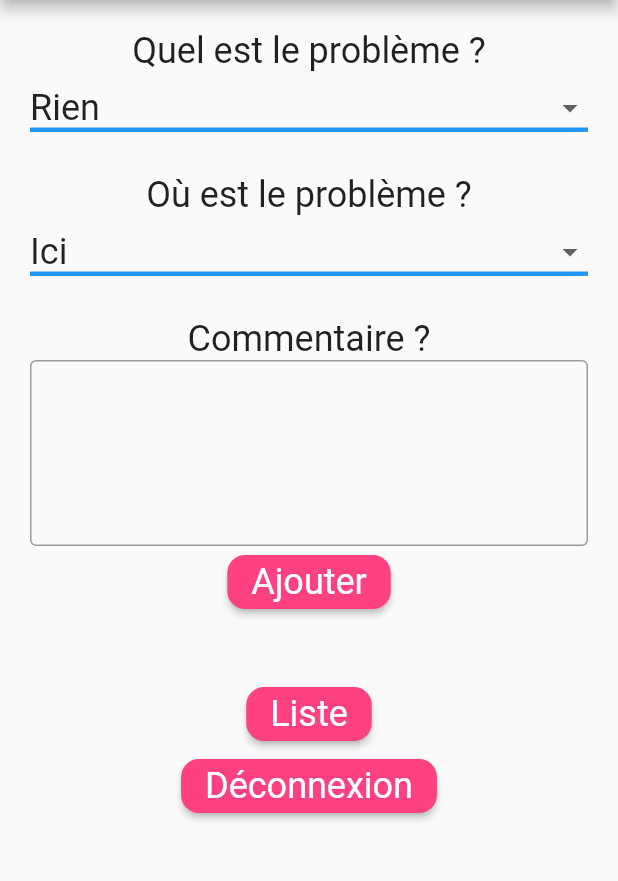
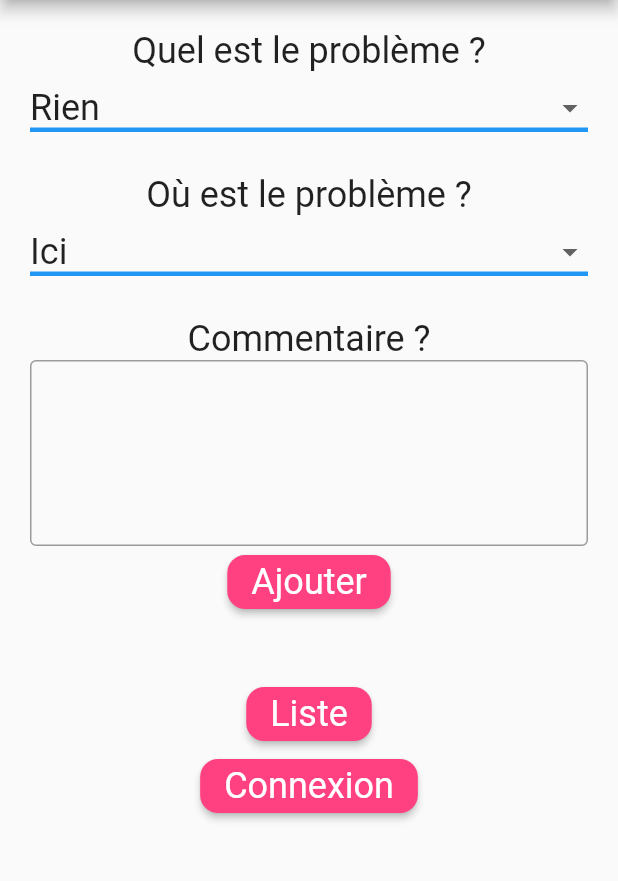
Before and after one commit to RemiKoutcherawy/doleances, a Flutter app: the Ajout screen opened by its route, on a phone screen of 412 x 824 dp, the part 84-965 px from its top. Run offline on Flutter 3.47's test engine with Material 2 defaults, Android fonts, the phone set to English and light mode, and no system bars; our stand-ins replace cloud_firestore, firebase_auth, firebase_core, flutter_secure_storage; accounts and stored records are empty.

```diff
--- a/lib/Ajout.dart
+++ b/lib/Ajout.dart
@@ -126,7 +126,7 @@ $comment''');
             },
           ),
           ElevatedButton(
-            child: Text('Déconnexion'),
+            child: Text('Connexion'),
             onPressed: () {
               Navigator.pushReplacementNamed(context, '/login');
             },
--- a/lib/Configuration.dart
+++ b/lib/Configuration.dart
@@ -235,7 +235,7 @@ class _ConfigurationState extends State<Configuration> {
             child: ElevatedButton(
               child: Text('Liste'),
               onPressed: () {
-                Navigator.pushReplacementNamed(context, '/ajout');
+                Navigator.pushReplacementNamed(context, '/listeDT');
               },
             ),
           ),
@@ -249,7 +249,7 @@ class _ConfigurationState extends State<Configuration> {
           ),
           Center(
             child: ElevatedButton(
-              child: Text('Déconnexion'),
+              child: Text('Connexion'),
               onPressed: () {
                 Navigator.pushReplacementNamed(context, '/login');
               },
--- a/lib/ListeDataTable.dart
+++ b/lib/ListeDataTable.dart
@@ -4,20 +4,6 @@ import 'package:provider/provider.dart';
 
 import 'package:doleances/Doleances.dart';
 import 'package:doleances/Task.dart';
-
-// See https://api.flutter.dev/flutter/material/DataTable-class.html
-// And https://stackoverflow.com/questions/65312609/flutter-datatable-how-set-column-width
-// And https://github.com/flutter/flutter/issues/70510
-// Use https://api.flutter.dev/flutter/rendering/IntrinsicColumnWidth-class.html
-// in the columnWidths property of the Table ?
-// Table(
-//    columnWidths: {
-//      0: FlexColumnWidth(1.0),
-//      1: FlexColumnWidth(1.0),
-//      2: IntrinsicColumnWidth(), // i want this one to take the rest available space
-//    },
-//    ...
-// ),
 
 class ListeDataTable extends StatefulWidget {
   const ListeDataTable({Key? key}) : super(key: key);
@@ -142,7 +128,7 @@ class _ListeDataTable extends State<ListeDataTable> {
               ),
               Center(
                 child: ElevatedButton(
-                  child: Text('Déconnexion'),
+                  child: Text('Connexion'),
                   onPressed: () {
                     Navigator.pushReplacementNamed(context, '/login');
                   },
--- a/lib/Login.dart
+++ b/lib/Login.dart
@@ -61,9 +61,9 @@ class Login extends StatelessWidget {
                             })
                         : Container(),
                     ElevatedButton(
-                        child: Text(' propos'),
+                        child: Text('À propos'),
                         onPressed: () {
-                          Navigator.pushReplacementNamed(context, '/listeDT');
+                          Navigator.pushReplacementNamed(context, '/apropos');
                         }),
                   ],
                 )
@@ -105,6 +105,7 @@ class Login extends StatelessWidget {
     // Trim trailing spaces
     await doleances.connect(codeToTest : _code.text.trim());
     if (doleances.connected) {
+      // TODO fix Unhandled Exception: Looking up a deactivated widget's ancestor is unsafe
         Navigator.pushReplacementNamed(context, '/apropos');
     } else {
       _showErrorDialog(context, 'Mauvais code', null);
```
Also changed, not shown: lib/Doleances.dart (+10 -13 lines), pubspec.lock, 2 other files.
